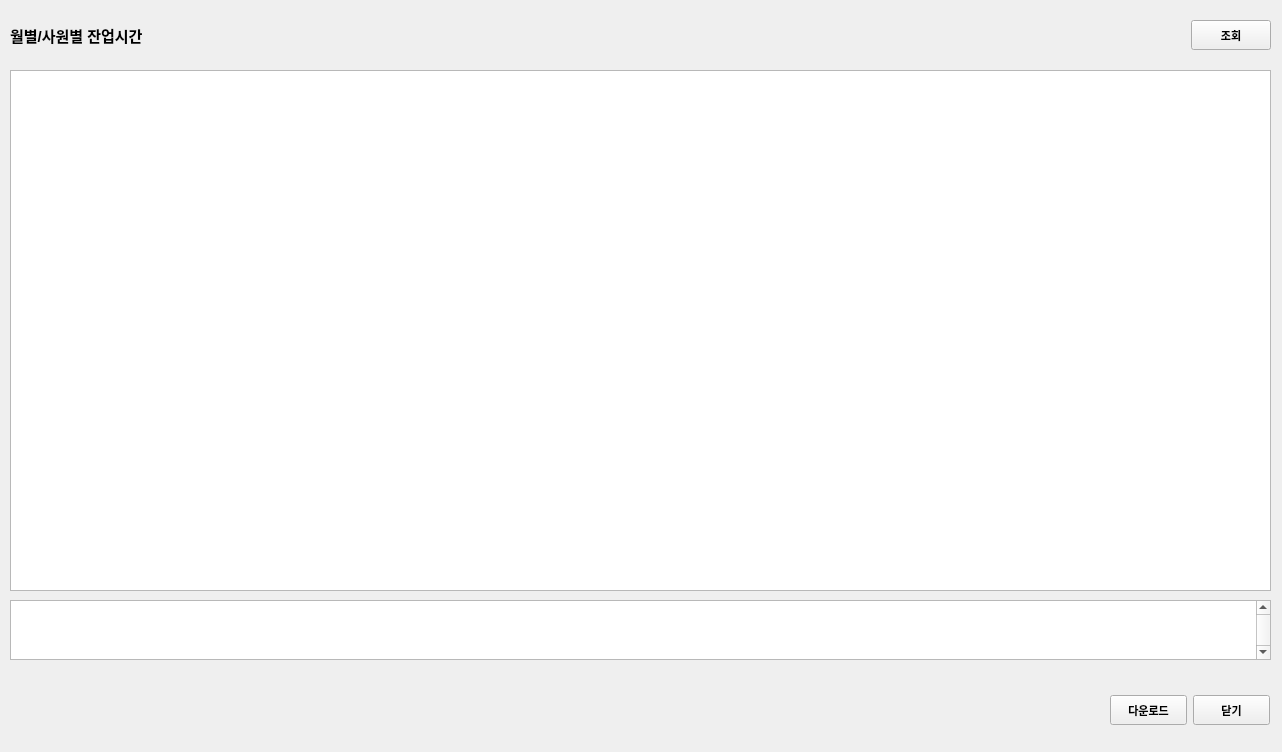
Above: ui/emp_overtime_month.ui from RaineyLee/dooch_mes_v1.2 before the change. Below: the same form after it.
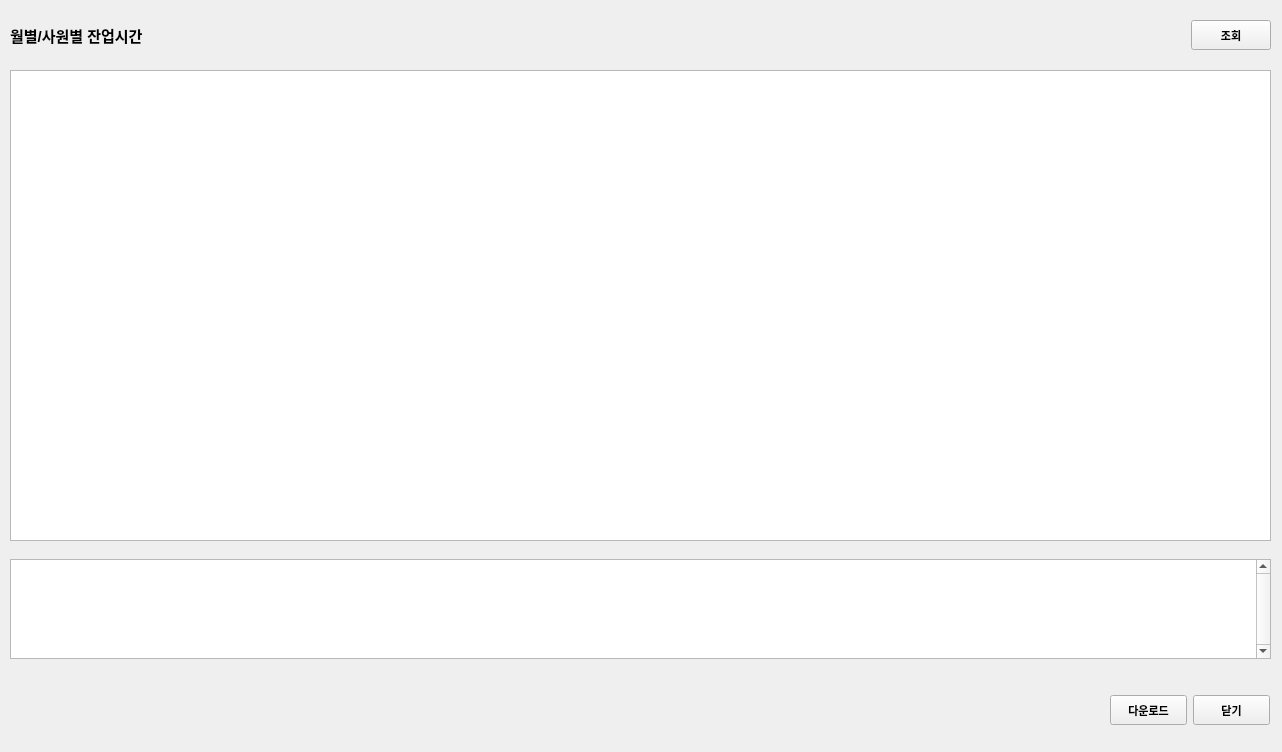
That is the form after the change.

```diff
--- a/ui/emp_overtime_month.ui
+++ b/ui/emp_overtime_month.ui
@@ -86,7 +86,7 @@
      <x>10</x>
      <y>70</y>
      <width>1261</width>
-     <height>521</height>
+     <height>471</height>
     </rect>
    </property>
    <layout class="QVBoxLayout" name="verticalLayout">
@@ -157,9 +157,9 @@
    <property name="geometry">
     <rect>
      <x>10</x>
-     <y>590</y>
+     <y>549</y>
      <width>1261</width>
-     <height>80</height>
+     <height>121</height>
     </rect>
    </property>
    <layout class="QVBoxLayout" name="verticalLayout_2">
@@ -168,7 +168,7 @@
       <property name="maximumSize">
        <size>
         <width>16777215</width>
-        <height>60</height>
+        <height>100</height>
        </size>
       </property>
       <property name="verticalScrollBarPolicy">
```
